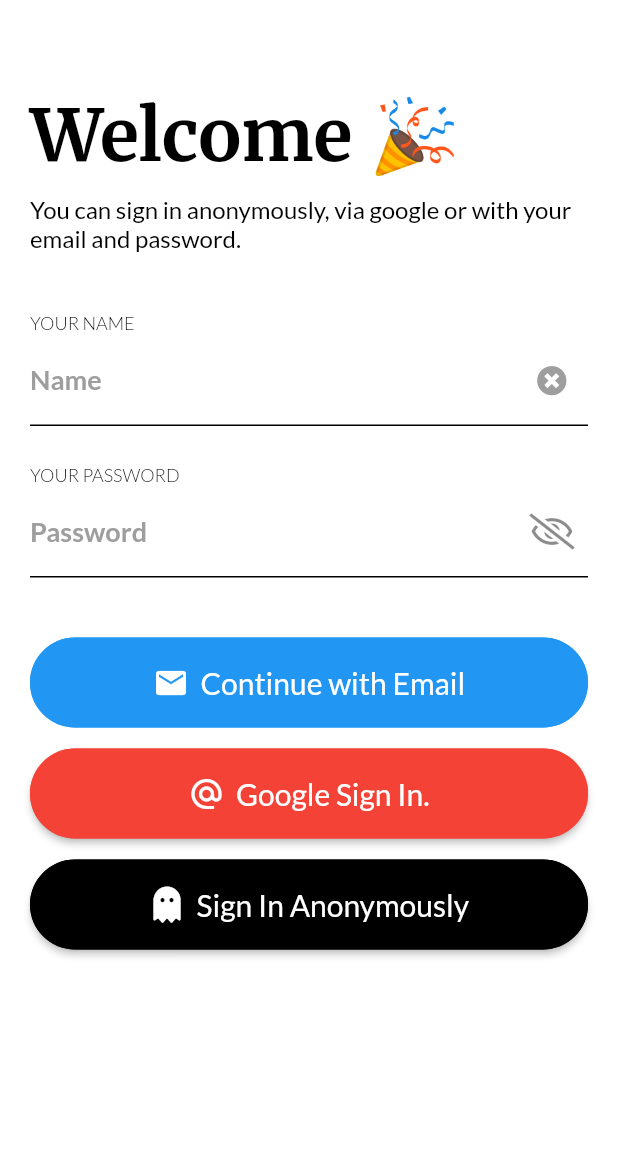
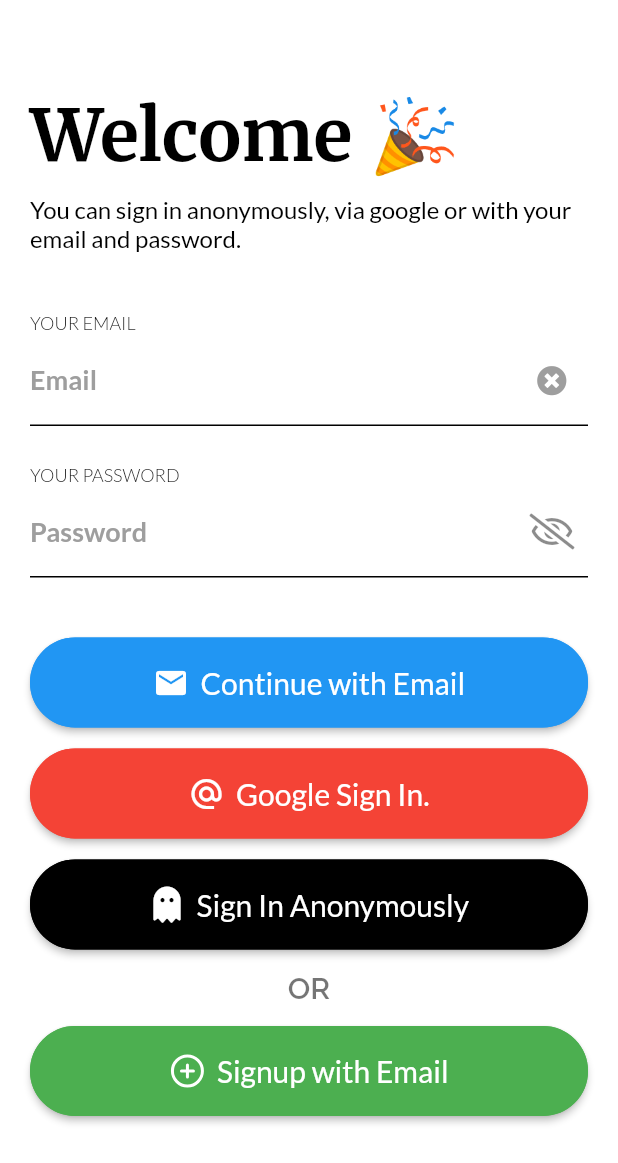
Before and after one commit to Davies-K/bookApp, a Flutter app: the screen it shows after launch, on a phone screen of 412 x 824 dp. Shown: the top 1163 px of the screen. Run offline on Flutter 3.47's test engine with Material 2 defaults, Android fonts, the phone set to English and light mode, and no system bars; our stand-ins replace cloud_firestore, firebase_auth, firebase_core, flutter_feather_icons, fluttertoast, font_awesome_flutter and 3 more; missing offline and left inert: layout; accounts and stored records are empty.

Commit message:
added placeholder and correct error responses

```diff
--- a/lib/Presentation/Screens/login.dart
+++ b/lib/Presentation/Screens/login.dart
@@ -9,6 +9,7 @@ import 'package:book_app/widgets/outlined_button.dart';
 import 'package:book_app/widgets/primary_round_button.dart';
 import 'package:flutter/cupertino.dart';
 import 'package:flutter/material.dart';
+import 'package:flutter_feather_icons/flutter_feather_icons.dart';
 import 'package:font_awesome_flutter/font_awesome_flutter.dart';
 import 'package:provider/provider.dart';
 
@@ -47,11 +48,11 @@ class _LoginState extends State<Login> {
                       ),
                       SizedBox(height: 30),
                       LabelledSingleInput(
-                          placeholder: "Name",
+                          placeholder: "Email",
                           keyboardType: "text",
                           controller: _nameController,
                           obscureText: obscureText,
-                          label: "Your Name"),
+                          label: "Your Email"),
                       SizedBox(height: 15),
                       LabelledSingleInput(
                           placeholder: "Password",
@@ -68,6 +69,17 @@ class _LoginState extends State<Login> {
                               PrimaryRoundButton(
                                   color: Colors.blue,
                                   label: "  Continue with Email",
+                                  onButtonPressed: () {
+                                    if (_nameController.text.isEmpty ||
+                                        _passController.text.isEmpty)
+                                      return AppUtils.showToast(
+                                          message:
+                                              "Email and Password required to Continue");
+                                    else
+                                      provider.signIn(
+                                          email: _nameController.text,
+                                          password: _passController.text);
+                                  },
                                   icon: Icons.email),
                               SizedBox(height: AppSizes.HEIGHT_14),
                               PrimaryRoundButton(
@@ -85,6 +97,33 @@ class _LoginState extends State<Login> {
                                     provider.signInAnonymously();
                                   },
                                   icon: FontAwesomeIcons.ghost),
+                              SizedBox(height: AppSizes.HEIGHT_14),
+                              Row(
+                                  mainAxisAlignment: MainAxisAlignment.center,
+                                  children: [
+                                    Divider(),
+                                    Text("OR",
+                                        style: Theme.of(context)
+                                            .textTheme
+                                            .headline1),
+                                    Divider()
+                                  ]),
+                              SizedBox(height: AppSizes.HEIGHT_14),
+                              PrimaryRoundButton(
+                                  color: Colors.green,
+                                  label: "  Signup with Email",
+                                  onButtonPressed: () {
+                                    if (_nameController.text.isEmpty ||
+                                        _passController.text.isEmpty)
+                                      return AppUtils.showToast(
+                                          message:
+                                              "Email and Password required to Continue");
+                                    else
+                                      provider.signUp(
+                                          email: _nameController.text,
+                                          password: _passController.text);
+                                  },
+                                  icon: FeatherIcons.plusCircle),
                             ])
                     ]);
               }),
--- a/lib/Presentation/Screens/profile.dart
+++ b/lib/Presentation/Screens/profile.dart
@@ -47,11 +47,11 @@ class ProfilePage extends StatelessWidget {
                             radius: 20,
                           ),
                     Text(
-                        firebaseUser.displayName!.isEmpty
+                        firebaseUser.displayName == null
                             ? "Anonymous"
                             : firebaseUser.displayName!,
                         style: Theme.of(context).textTheme.headline1),
-                    firebaseUser.email!.isEmpty
+                    firebaseUser.email == null
                         ? Text("N/A")
                         : Text(firebaseUser.email!),
                     SizedBox(height: AppSizes.HEIGHT_18),
```
Also changed, not shown: lib/Providers/auth_providers.dart (+12 -2 lines), lib/widgets/book_card.dart (+6 -4 lines), assets/images/placeholder-image.png (added).
